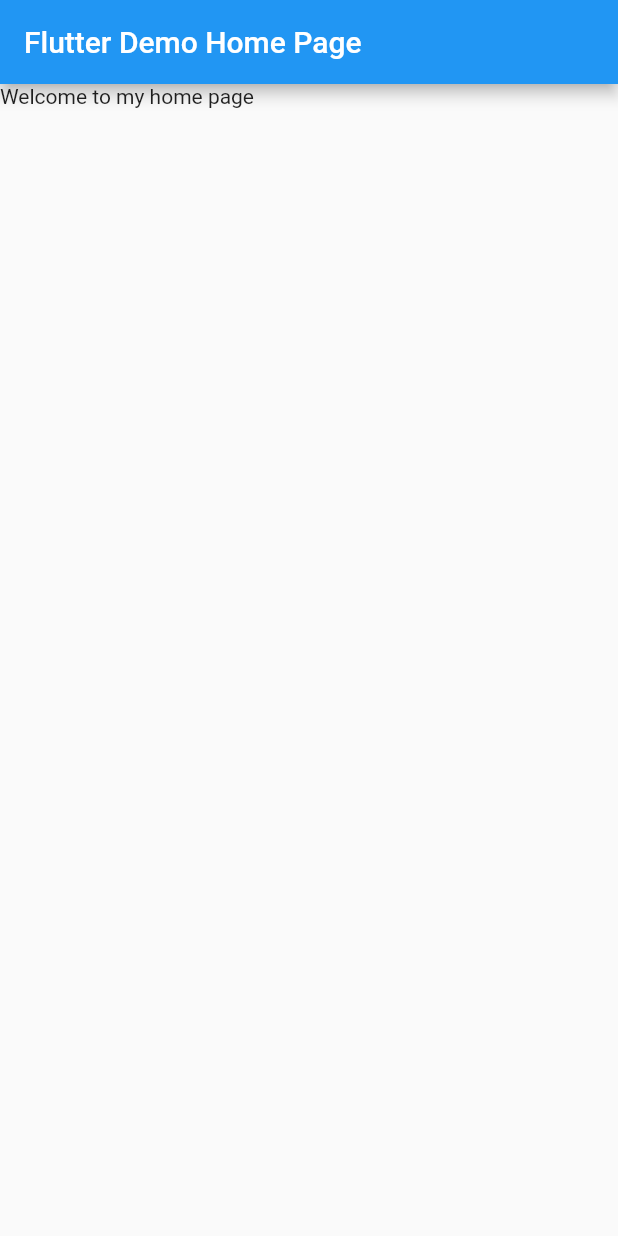
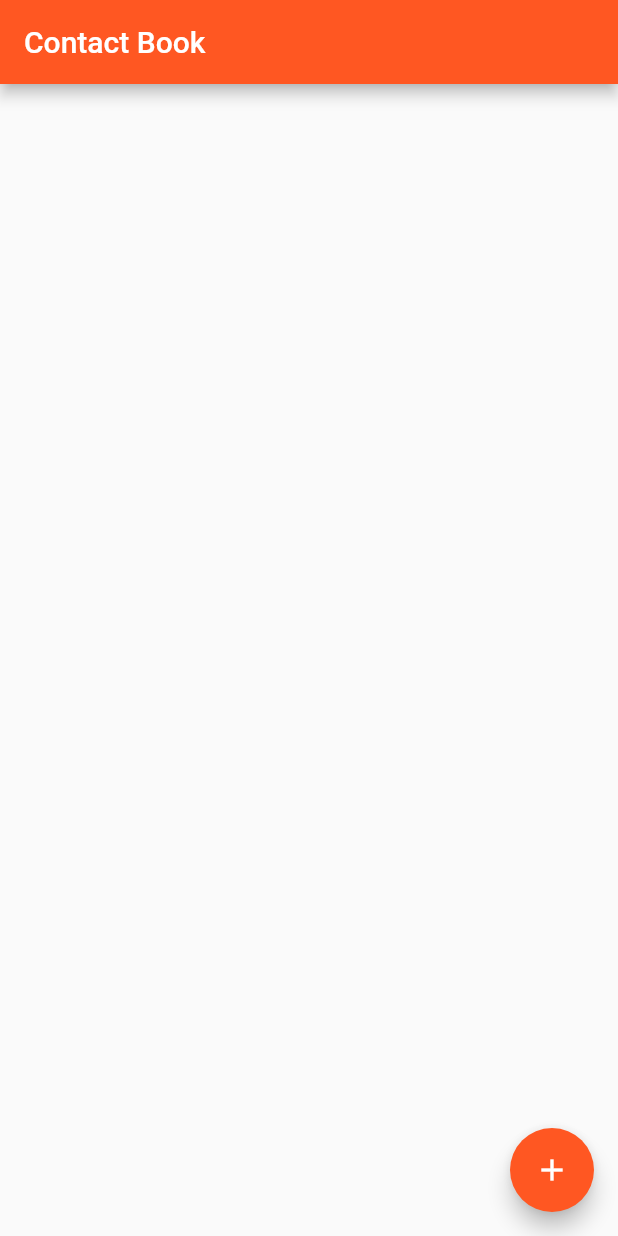
Before and after one commit to analubarreto/flutter_contact_book, a Flutter app: the screen it shows after launch, on a phone screen of 412 x 824 dp. Run offline on Flutter 3.47's test engine with Material 2 defaults, Android fonts, the phone set to English and light mode, and no system bars.

Commit message:
started adding contact view and models

```diff
--- a/lib/main.dart
+++ b/lib/main.dart
@@ -1,4 +1,5 @@
 import 'package:flutter/material.dart';
+import 'package:vanilla_contacts/models/contact_book.dart';
 
 void main() {
   runApp(const MyApp());
@@ -12,9 +13,9 @@ class MyApp extends StatelessWidget {
     return MaterialApp(
       title: 'Flutter Demo',
       theme: ThemeData(
-        primarySwatch: Colors.blue,
+        primarySwatch: Colors.deepOrange,
       ),
-      home: const HomePage(title: 'Flutter Demo Home Page'),
+      home: const HomePage(title: 'Contact Book'),
     );
   }
 }
@@ -31,13 +32,24 @@ class HomePage extends StatefulWidget {
 class _MyHomePageState extends State<HomePage> {
   @override
   Widget build(BuildContext context) {
+    final ContactBook contactBook = ContactBook();
     return Scaffold(
-        appBar: AppBar(
-          title: Text(widget.title),
-        ),
-        body: Container(
-          child: const Text('Welcome to my home page'),
-        ) // This trailing comma makes auto-formatting nicer for build methods.
-        );
+      appBar: AppBar(
+        title: Text(widget.title),
+      ),
+      body: ListView.builder(
+        itemCount: contactBook.length,
+        itemBuilder: (context, index) {
+          final contact = contactBook.contact(atIndex: index)!;
+          return ListTile(
+            title: Text(contact.name),
+          );
+        },
+      ),
+      floatingActionButton: FloatingActionButton(
+        onPressed: () {},
+        child: const Icon(Icons.add),
+      ),
+    );
   }
 }
--- a/lib/contact_book.dart
+++ b/lib/models/contact_book.dart
@@ -1,4 +1,4 @@
-import 'package:vanilla_contacts/single_contact.dart';
+import 'package:vanilla_contacts/models/single_contact.dart';
 
 class ContactBook {
   ContactBook._sharedInstance();
```
Also changed, not shown: lib/widgets/new_contact_view.dart (added, +42 -0 lines), lib/models/single_contact.dart (renamed from lib/single_contact.dart).
